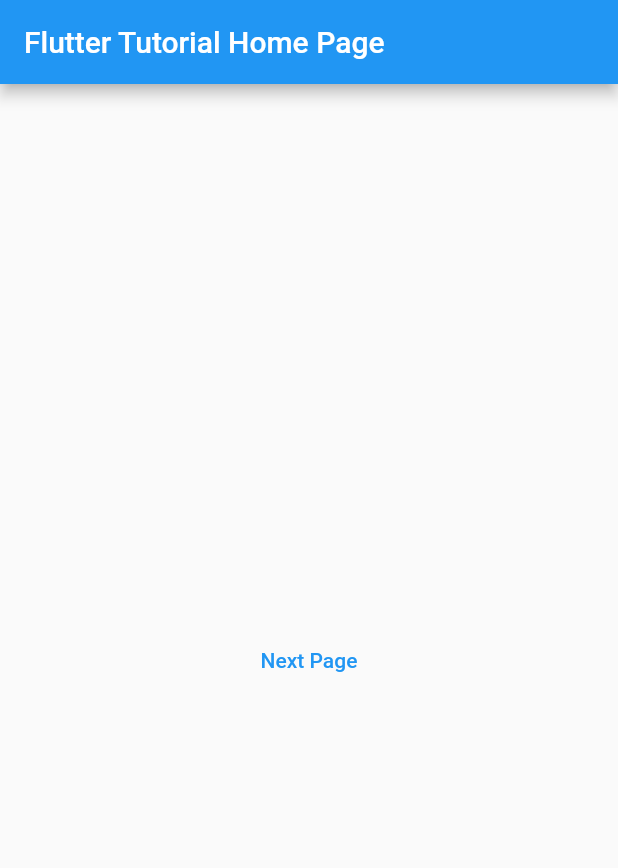
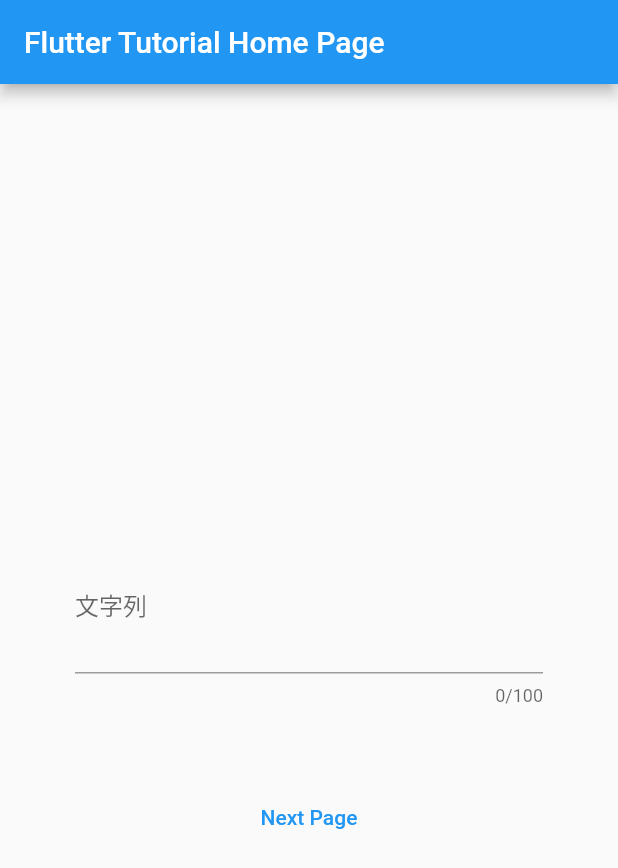
Before and after one commit to furyu-satogata/tutorialAppFlutter, a Flutter app: the screen it shows after launch, on a phone screen of 412 x 824 dp. Shown: the top 868 px of the screen. Run offline on Flutter 3.47's test engine with Material 2 defaults, Android fonts, the phone set to English and light mode, and no system bars.

Commit message:
add textField

```diff
--- a/lib/main.dart
+++ b/lib/main.dart
@@ -31,6 +31,15 @@ class MyHomePage extends StatefulWidget {
 
 class _MyHomePageState extends State<MyHomePage> {
 
+  String _text = '';
+
+  void _detectChangeText(String inputText) {
+    setState(() {
+      _text = inputText;
+    });
+    print(_text);
+  }
+
   void _goNextPage(){
     print("test print");
     Navigator.push(context,
@@ -48,6 +57,19 @@ class _MyHomePageState extends State<MyHomePage> {
         child: Column(
           mainAxisAlignment: MainAxisAlignment.center,
           children: <Widget>[
+            Container(
+              padding: const EdgeInsets.all(50.0),
+              child: new TextField(
+                enabled: true,
+                maxLength: 100,
+                maxLines: 2,
+                decoration: const InputDecoration(
+                  hintText: '表示したい文字列を入力してください \n (２行目まで表示されます)',
+                  labelText: '文字列',
+                ),
+                onChanged: _detectChangeText,
+              ),
+            ),
             TextButton(onPressed: _goNextPage,
                 child:
             const Text("Next Page"))
--- a/lib/nextPage.dart
+++ b/lib/nextPage.dart
@@ -25,6 +25,7 @@ class _NextPageState extends State<NextPage> {
         child: Column(
           mainAxisAlignment: MainAxisAlignment.center,
           children: <Widget>[
+            Text(""),
             TextButton(onPressed: _backPage,
                 child:
                 const Text("Main Page"))
```
